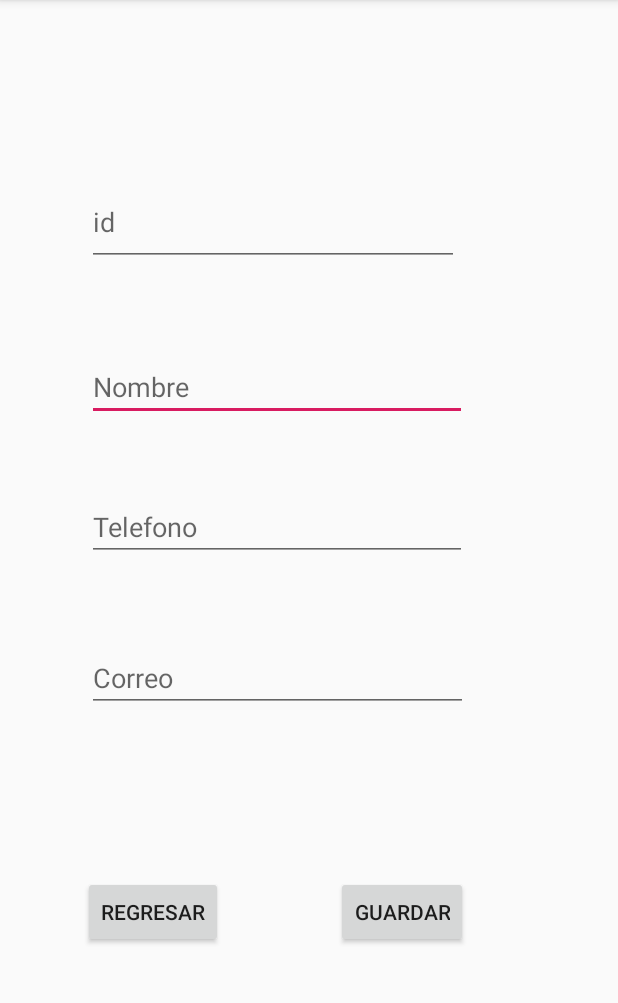
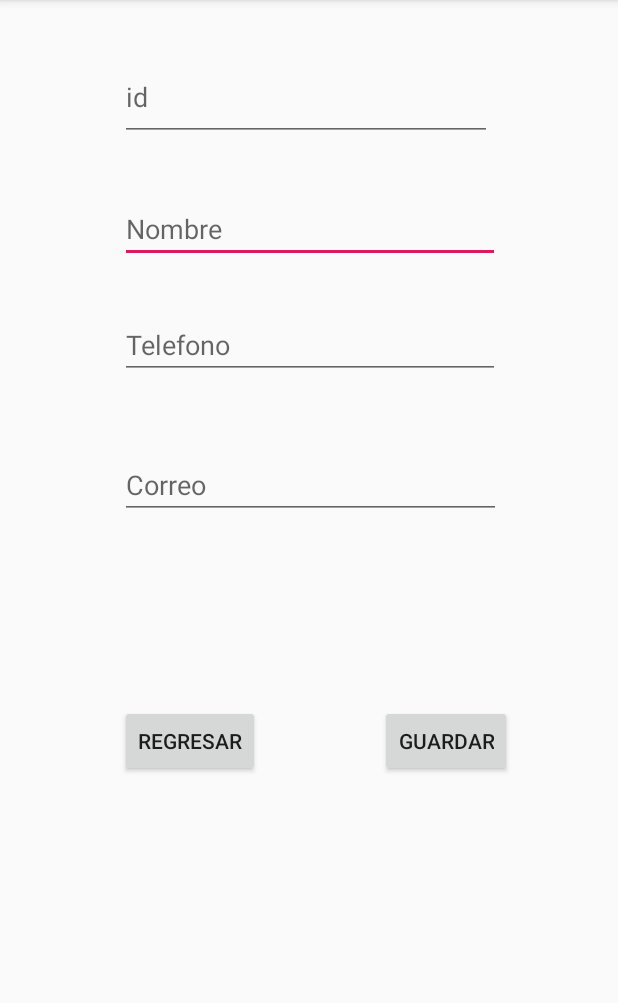
Before and after one commit to AbrilPal/LAB7Moviles, an Android app: the EditContactActivity screen opened directly, with no data from a screen before it, on a phone screen of 412 x 824 dp, the part 84-1087 px from its top. Run offline under Robolectric (Android 15) with nearby library versions, the phone set to English and light mode, and no system bars; 1 statement that could not run was skipped.

Commit message:
Base de Datos

```diff
--- a/app/src/main/res/layout/activity_edit_contact.xml
+++ b/app/src/main/res/layout/activity_edit_contact.xml
@@ -13,45 +13,45 @@
             android:inputType="textPersonName"
             android:ems="10"
             android:id="@+id/nameEdit"
-            app:layout_constraintStart_toStartOf="parent" android:layout_marginLeft="58dp"
-            android:layout_marginStart="58dp"
-            android:hint="Nombre" android:layout_marginTop="58dp" app:layout_constraintTop_toBottomOf="@+id/idEdit"/>
+            app:layout_constraintStart_toStartOf="parent" android:layout_marginLeft="80dp"
+            android:layout_marginStart="80dp"
+            android:hint="Nombre" android:layout_marginTop="36dp" app:layout_constraintTop_toBottomOf="@+id/idEdit"/>
     <EditText
             android:layout_width="253dp"
             android:layout_height="wrap_content"
             android:inputType="textPersonName"
             android:ems="10"
-            android:id="@+id/phoneEdit" android:layout_marginTop="48dp"
+            android:id="@+id/phoneEdit" android:layout_marginTop="32dp"
             app:layout_constraintTop_toBottomOf="@+id/nameEdit" app:layout_constraintStart_toStartOf="parent"
-            android:layout_marginLeft="58dp" android:layout_marginStart="58dp" android:hint="Telefono"/>
+            android:layout_marginLeft="80dp" android:layout_marginStart="80dp" android:hint="Telefono"/>
     <EditText
             android:layout_width="254dp"
             android:layout_height="wrap_content"
             android:inputType="textPersonName"
             android:ems="10"
-            android:id="@+id/mailEdit" android:layout_marginTop="55dp"
+            android:id="@+id/mailEdit" android:layout_marginTop="48dp"
             app:layout_constraintTop_toBottomOf="@+id/phoneEdit" app:layout_constraintStart_toStartOf="parent"
-            android:layout_marginLeft="58dp" android:layout_marginStart="58dp" android:hint="Correo"/>
+            android:layout_marginLeft="80dp" android:layout_marginStart="80dp" android:hint="Correo"/>
     <Button
             android:text="Regresar"
             android:layout_width="wrap_content"
             android:layout_height="wrap_content"
-            android:id="@+id/backButton" android:layout_marginTop="109dp"
+            android:id="@+id/backButton" android:layout_marginTop="124dp"
             app:layout_constraintTop_toBottomOf="@+id/mailEdit" app:layout_constraintStart_toStartOf="parent"
-            android:layout_marginLeft="55dp" android:layout_marginStart="55dp"/>
+            android:layout_marginLeft="80dp" android:layout_marginStart="80dp"/>
     <Button
             android:text="Guardar"
             android:layout_width="wrap_content"
             android:layout_height="wrap_content"
-            android:id="@+id/saveButton" android:layout_marginTop="109dp"
-            app:layout_constraintTop_toBottomOf="@+id/mailEdit" android:layout_marginLeft="75dp"
-            android:layout_marginStart="75dp" app:layout_constraintStart_toEndOf="@+id/backButton"/>
+            android:id="@+id/saveButton" android:layout_marginTop="124dp"
+            app:layout_constraintTop_toBottomOf="@+id/mailEdit" android:layout_marginLeft="80dp"
+            android:layout_marginStart="80dp" app:layout_constraintStart_toEndOf="@+id/backButton"/>
     <EditText
             android:layout_width="248dp"
             android:layout_height="58dp"
             android:inputType="textPersonName"
             android:ems="10"
             android:id="@+id/idEdit" app:layout_constraintTop_toTopOf="parent"
-            android:layout_marginTop="119dp" app:layout_constraintStart_toStartOf="parent"
-            android:layout_marginLeft="58dp" android:layout_marginStart="58dp" android:hint="id"/>
+            android:layout_marginTop="36dp" app:layout_constraintStart_toStartOf="parent"
+            android:layout_marginLeft="80dp" android:layout_marginStart="80dp" android:hint="id"/>
 </androidx.constraintlayout.widget.ConstraintLayout>
```
Also changed, not shown: app/src/main/res/layout/activity_new_contact.xml (+10 -10 lines).
